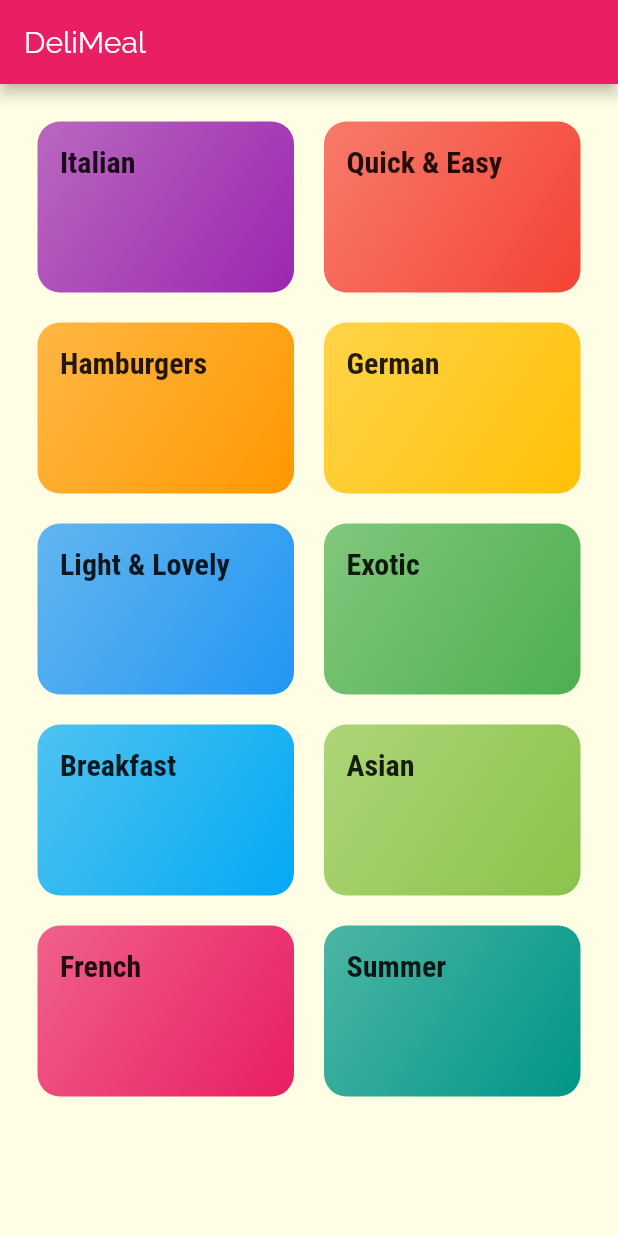
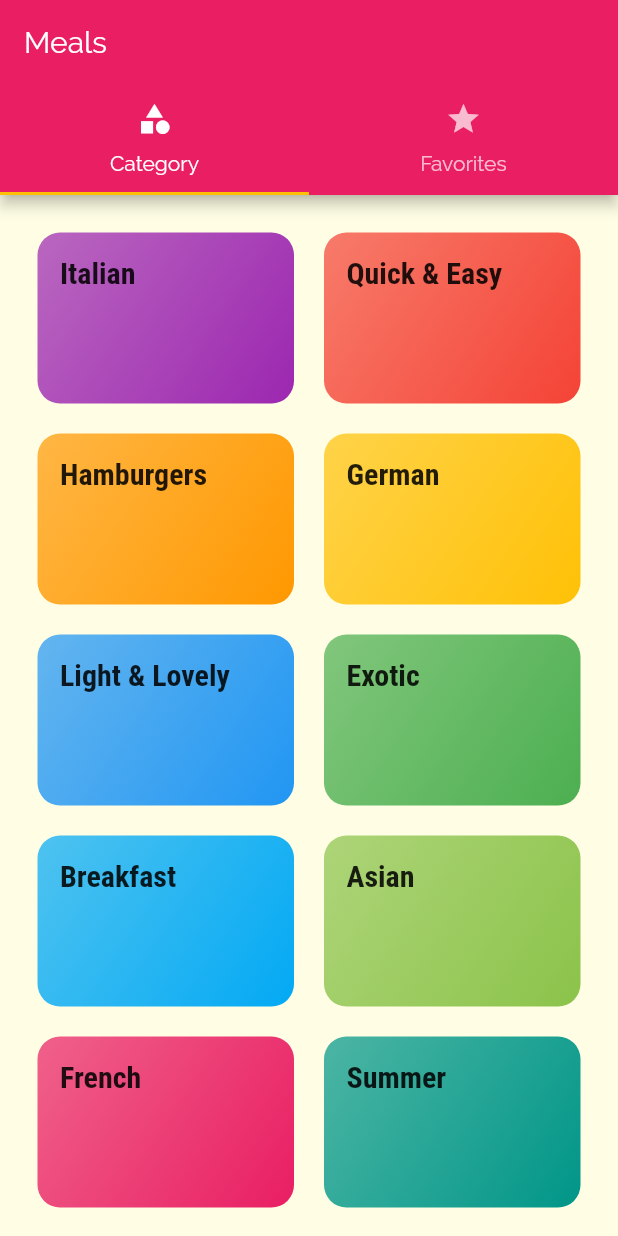
Before and after one commit to GeekAbdou/FeedFood, a Flutter app: the screen it shows after launch, on a phone screen of 412 x 824 dp. Run offline on Flutter 3.47's test engine with Material 2 defaults, Android fonts, the phone set to English and light mode, and no system bars.

Commit message:
App Bar Adding

```diff
--- a/lib/main.dart
+++ b/lib/main.dart
@@ -1,4 +1,5 @@
 import 'package:flutter/material.dart';
+import 'package:flutter_complete_guide/screens/tabs_screen.dart';
 
 import './screens/category_meals_screen.dart';
 import './screens/categories_screen.dart';
@@ -34,7 +35,7 @@ class MyApp extends StatelessWidget {
       // home: CategoriesScreen(),
       initialRoute: '/', // default is '/'
       routes: {
-        '/': (ctx) => CategoriesScreen(),
+        '/': (ctx) => TapsScreen(),
         CategoryMealsScreen.routeName: (ctx) => CategoryMealsScreen(),
         MealDetailScreen.routeName : (ctx) => MealDetailScreen(),
       },
--- a/lib/screens/categories_screen.dart
+++ b/lib/screens/categories_screen.dart
@@ -6,11 +6,7 @@ import '../widgets/category_item.dart';
 class CategoriesScreen extends StatelessWidget {
   @override
   Widget build(BuildContext context) {
-    return Scaffold(
-      appBar: AppBar(
-        title: const Text('DeliMeal'),
-      ),
-      body: GridView(
+    return GridView(
         padding: const EdgeInsets.all(25),
         children: DUMMY_CATEGORIES
             .map(
@@ -27,7 +23,6 @@ class CategoriesScreen extends StatelessWidget {
           crossAxisSpacing: 20,
           mainAxisSpacing: 20,
         ),
-      ),
     );
   }
 }
--- /dev/null
+++ b/lib/screens/favorites.dart
@@ -0,0 +1,8 @@
+import 'package:flutter/material.dart';
+
+class FavoritesScren extends StatelessWidget {
+  @override
+  Widget build(BuildContext context) {
+    return Container(child: Text('FAV'),);
+  }
+}
--- /dev/null
+++ b/lib/screens/tabs_screen.dart
@@ -0,0 +1,40 @@
+import 'package:flutter/material.dart';
+import '../screens/categories_screen.dart';
+import '../screens/favorites.dart';
+
+class TapsScreen extends StatefulWidget {
+  @override
+  _TapsScreenState createState() => _TapsScreenState();
+}
+
+class _TapsScreenState extends State<TapsScreen> {
+  @override
+  Widget build(BuildContext context) {
+    return DefaultTabController(
+      length: 2,
+      child: Scaffold(
+        appBar: AppBar(
+          title: Text('Meals'),
+          bottom: TabBar(
+            tabs: [
+              Tab(
+                icon: Icon(Icons.category),
+                text: 'Category',
+              ),
+              Tab(
+                icon: Icon(Icons.star),
+                text: 'Favorites',
+              ),
+            ],
+          ),
+        ),
+        body: TabBarView(
+          children: [
+              CategoriesScreen(),
+            FavoritesScren(),
+          ],
+        ),
+      ),
+    );
+  }
+}
```
